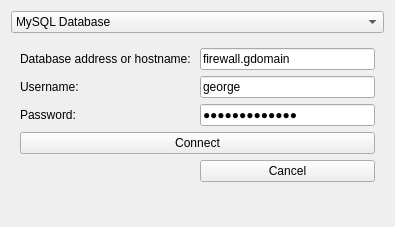
This is db_login.ui in karagog/GWakeOnLAN as Qt 5 draws it before an edit. The edited form follows.
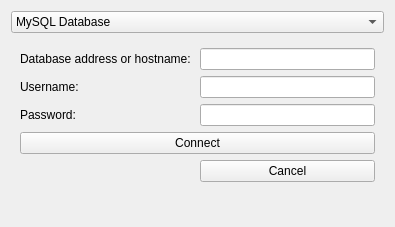
This is the edited form.

Commit message: Updated windows project files and made sure it builds in windows.  Also added initial license files

What changed in the file:
```diff
--- a/db_login.ui
+++ b/db_login.ui
@@ -44,7 +44,7 @@
       <item row="0" column="1">
        <widget class="QLineEdit" name="host_in">
         <property name="text">
-         <string>firewall.gdomain</string>
+         <string/>
         </property>
        </widget>
       </item>
@@ -58,7 +58,7 @@
       <item row="1" column="1">
        <widget class="QLineEdit" name="user_in">
         <property name="text">
-         <string>george</string>
+         <string/>
         </property>
        </widget>
       </item>
@@ -72,7 +72,7 @@
       <item row="2" column="1">
        <widget class="QLineEdit" name="pass_in">
         <property name="text">
-         <string>d43plainView.</string>
+         <string/>
         </property>
         <property name="echoMode">
          <enum>QLineEdit::Password</enum>
```
The commit also changes 5 other files.
